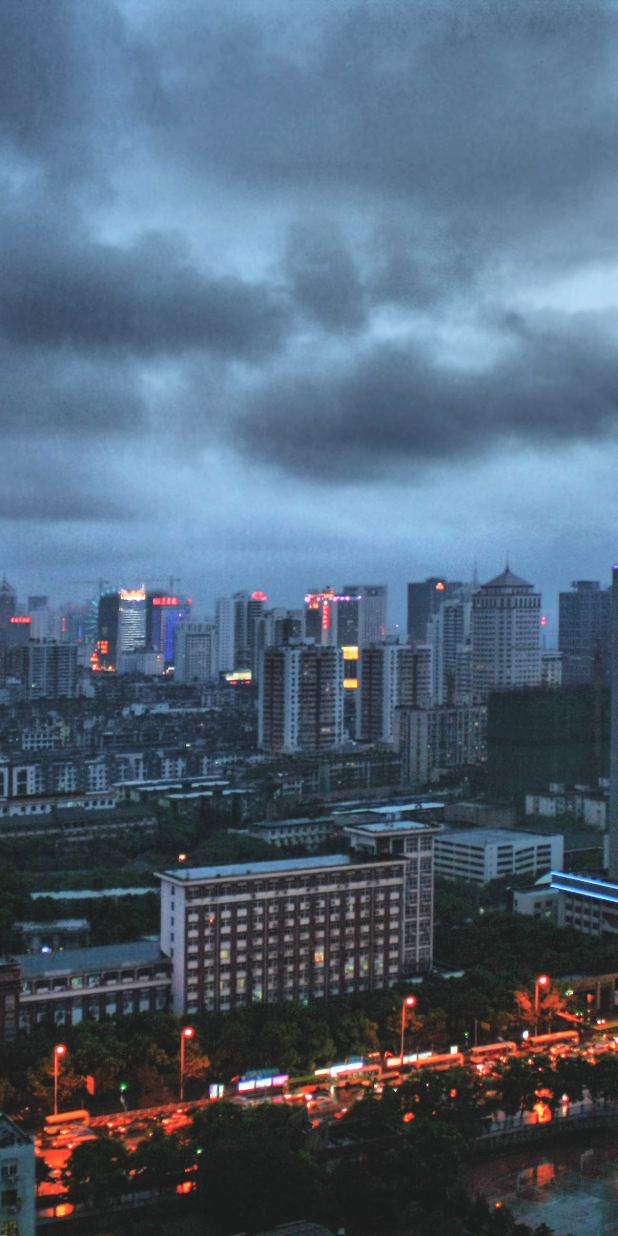
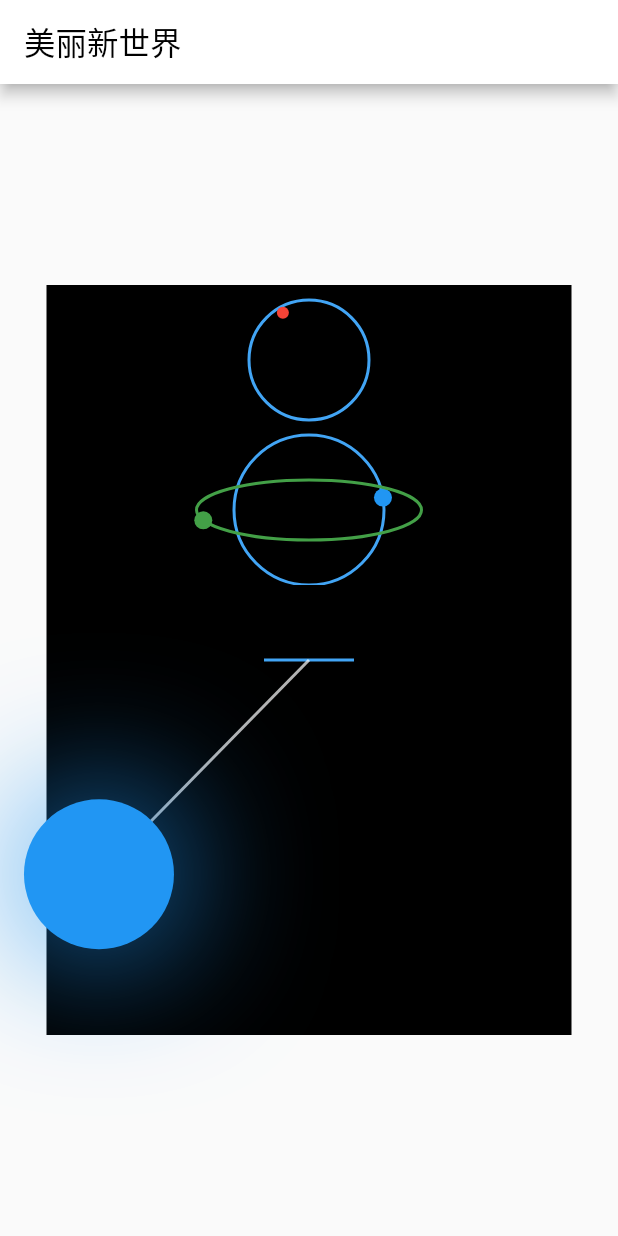
Before and after one commit to yinanwang1/FlutterSnippet, a Flutter app: the screen it shows after launch, on a phone screen of 412 x 824 dp. Run offline on Flutter 3.47's test engine with Material 2 defaults, Android fonts, the phone set to English and light mode, and no system bars; our stand-ins replace flutter_screenutil, webview_flutter.

Commit message:
Added the loading module.

```diff
--- /dev/null
+++ b/lib/Widgets/loading.dart
@@ -0,0 +1,249 @@
+import 'dart:math';
+import 'dart:ui';
+
+import 'package:flutter/material.dart';
+
+class BallLoading extends StatefulWidget {
+  const BallLoading({Key? key}) : super(key: key);
+
+  @override
+  State createState() => _BallLoadingState();
+}
+
+class _BallLoadingState extends State<BallLoading>
+    with SingleTickerProviderStateMixin {
+  late final _controller =
+      AnimationController(vsync: this, duration: const Duration(seconds: 3));
+  late final _animation = Tween<double>(begin: 0, end: 1.0).animate(
+      CurvedAnimation(parent: _controller, curve: Curves.easeInOutSine))
+    ..addListener(() {
+      setState(() {});
+    });
+
+  @override
+  void initState() {
+    super.initState();
+
+    _controller.repeat();
+  }
+
+  @override
+  Widget build(BuildContext context) {
+    return Container(
+      color: Colors.black,
+      height: 100,
+      width: 350,
+      child: CustomPaint(
+        painter: BallPinter(_animation.value),
+      ),
+    );
+  }
+}
+
+class BallPinter extends CustomPainter {
+  final double animationValue;
+
+  BallPinter(this.animationValue);
+
+  @override
+  void paint(Canvas canvas, Size size) {
+    var paint = Paint()
+      ..style = PaintingStyle.stroke
+      ..color = Colors.blue[400]!
+      ..strokeWidth = 2.0;
+    var path = Path();
+    const radius = 40.0;
+    var center = Offset(size.width / 2, size.height / 2);
+    path.addOval(Rect.fromCircle(center: center, radius: radius));
+    canvas.drawPath(path, paint);
+
+    var innerPath = Path();
+    const ballRadius = 4.0;
+    innerPath
+        .addOval(Rect.fromCircle(center: center, radius: radius - ballRadius));
+    var metrics = innerPath.computeMetrics();
+    paint.color = Colors.red;
+    paint.style = PaintingStyle.fill;
+    for (var pathMetric in metrics) {
+      var tangent =
+          pathMetric.getTangentForOffset(pathMetric.length * animationValue);
+      canvas.drawCircle(tangent!.position, ballRadius, paint);
+    }
+  }
+
+  @override
+  bool shouldRepaint(CustomPainter oldDelegate) {
+    return true;
+  }
+}
+
+class DoubleBallLoading extends StatefulWidget {
+  const DoubleBallLoading({Key? key}) : super(key: key);
+
+  @override
+  State createState() => _DoubleBallLoadingState();
+}
+
+class _DoubleBallLoadingState extends State<DoubleBallLoading>
+    with SingleTickerProviderStateMixin {
+  late final _controller =
+      AnimationController(vsync: this, duration: const Duration(seconds: 2));
+  late final _animation = Tween<double>(begin: 0, end: 1.0).animate(
+      CurvedAnimation(parent: _controller, curve: Curves.easeInOutSine))
+    ..addListener(() {
+      setState(() {});
+    });
+
+  @override
+  void initState() {
+    super.initState();
+
+    _controller.repeat();
+  }
+
+  @override
+  Widget build(BuildContext context) {
+    return Container(
+      color: Colors.black,
+      height: 100,
+      width: 350,
+      child: CustomPaint(
+        painter: DoubleBallPainter(_animation.value),
+      ),
+    );
+  }
+}
+
+class DoubleBallPainter extends CustomPainter {
+  final double animationValue;
+
+  DoubleBallPainter(this.animationValue);
+
+  @override
+  void paint(Canvas canvas, Size size) {
+    var paint = Paint()
+      ..style = PaintingStyle.stroke
+      ..color = Colors.blue[400]!
+      ..strokeWidth = 2.0;
+    const radius = 50.0;
+    const ballRadius = 6.0;
+    var center = Offset(size.width / 2, size.height / 2);
+
+    // 第一个圆
+    var circlePath = Path()
+      ..addOval(Rect.fromCircle(center: center, radius: radius));
+    paint.style = PaintingStyle.stroke;
+    paint.color = Colors.blue[400]!;
+    canvas.drawPath(circlePath, paint);
+
+    var circleMetrics = circlePath.computeMetrics();
+    for (var element in circleMetrics) {
+      var tangent =
+          element.getTangentForOffset(element.length * animationValue);
+      paint.style = PaintingStyle.fill;
+      paint.color = Colors.blue;
+      canvas.drawCircle(tangent!.position, ballRadius, paint);
+    }
+
+    // 第二个圆
+    paint.style = PaintingStyle.stroke;
+    paint.color = Colors.green[600]!;
+    var ovalPath = Path()
+      ..addOval(Rect.fromCenter(center: center, width: 3 * radius, height: 40));
+    canvas.drawPath(ovalPath, paint);
+    var ovalMetrics = ovalPath.computeMetrics();
+    for (var element in ovalMetrics) {
+      var tangent = element
+          .getTangentForOffset(element.length * ((animationValue + 0.5) % 1.0));
+      paint.style = PaintingStyle.fill;
+      canvas.drawCircle(tangent!.position, ballRadius, paint);
+    }
+  }
+
+  @override
+  bool shouldRepaint(CustomPainter oldDelegate) {
+    return true;
+  }
+}
+
+class ClockPendulum extends StatefulWidget {
+  const ClockPendulum({Key? key}) : super(key: key);
+
+  @override
+  State createState() => _ClockPendulumState();
+}
+
+class _ClockPendulumState extends State<ClockPendulum>
+    with SingleTickerProviderStateMixin {
+  late final _controller =
+      AnimationController(vsync: this, duration: const Duration(seconds: 2));
+  late final _animation = Tween<double>(begin: 0, end: 1.0).animate(
+      CurvedAnimation(parent: _controller, curve: Curves.easeInOutQuart))
+    ..addListener(() {
+      setState(() {});
+    });
+
+  @override
+  void initState() {
+    super.initState();
+
+    _controller.repeat(reverse: true);
+  }
+
+  @override
+  Widget build(BuildContext context) {
+    return Container(
+      color: Colors.black,
+      height: 300,
+      width: 350,
+      child: CustomPaint(
+        painter: ClockPendulumPainter(_animation.value),
+      ),
+    );
+  }
+}
+
+class ClockPendulumPainter extends CustomPainter {
+  final double animationValue;
+
+  ClockPendulumPainter(this.animationValue);
+
+  @override
+  void paint(Canvas canvas, Size size) {
+    var paint = Paint()
+      ..style = PaintingStyle.stroke
+      ..color = Colors.blue[400]!
+      ..strokeWidth = 2.0;
+    const ceilWidth = 60.0;
+    const pendulumHeight = 200.0;
+
+    // 天花板
+    var ceilCenter =
+        Offset(size.width / 2, size.height / 2 - pendulumHeight / 2);
+    var ceilPath = Path()
+      ..moveTo(ceilCenter.dx - ceilWidth / 2, ceilCenter.dy)
+      ..lineTo(ceilCenter.dx + ceilWidth / 2, ceilCenter.dy);
+    canvas.drawPath(ceilPath, paint);
+
+    // 钟摆
+    var pendulumArcPath = Path()
+      ..addArc(Rect.fromCircle(center: ceilCenter, radius: pendulumHeight),
+          3 * pi / 4, -pi / 2);
+    paint.color = Colors.white70;
+    var metrics = pendulumArcPath.computeMetrics();
+    for (var element in metrics) {
+      var tangent = element.getTangentForOffset(element.length * animationValue);
+      canvas.drawLine(ceilCenter, tangent!.position, paint);
+      paint.style = PaintingStyle.fill;
+      paint.color = Colors.blue;
+      paint.maskFilter = const MaskFilter.blur(BlurStyle.solid, 50.0);
+
+      canvas.drawCircle(tangent.position, 50.0, paint);
+    }
+  }
+
+  @override
+  bool shouldRepaint(CustomPainter oldDelegate) {
+    return true;
+  }
+}
--- a/lib/main.dart
+++ b/lib/main.dart
@@ -6,7 +6,8 @@
 import 'package:flutter/rendering.dart';
 import 'package:flutter_localizations/flutter_localizations.dart';
 import 'package:flutter_snippet/Common/my_colors.dart';
-import 'package:flutter_snippet/Widgets/lightning.dart';
+
+import 'Widgets/loading.dart';
 
 void main() {
   runApp(const MyApp());
@@ -56,11 +57,10 @@
   State<MyHomePage> createState() => _MyHomePageState();
 }
 
-class _MyHomePageState extends State<MyHomePage> {
+class _MyHomePageState extends State<MyHomePage> with SingleTickerProviderStateMixin {
 
   @override
   void initState() {
-
     super.initState();
   }
 
@@ -69,9 +69,23 @@
     super.dispose();
   }
 
+
   @override
   Widget build(BuildContext context) {
-    return const Lightning();
+
+    return Scaffold(
+      appBar: AppBar(
+        title: const Text("美丽新世界"),
+      ),
+      body: Center(
+          child: Column(
+        mainAxisAlignment: MainAxisAlignment.center,
+        children: const <Widget>[
+          BallLoading(),
+          DoubleBallLoading(),
+          ClockPendulum(),
+        ],
+      )),
+    );
   }
-
 }
```
Also changed, not shown: lib/TestMan.dart (added, +40 -0 lines), images/pendulum.gif (added), 1 other file.
